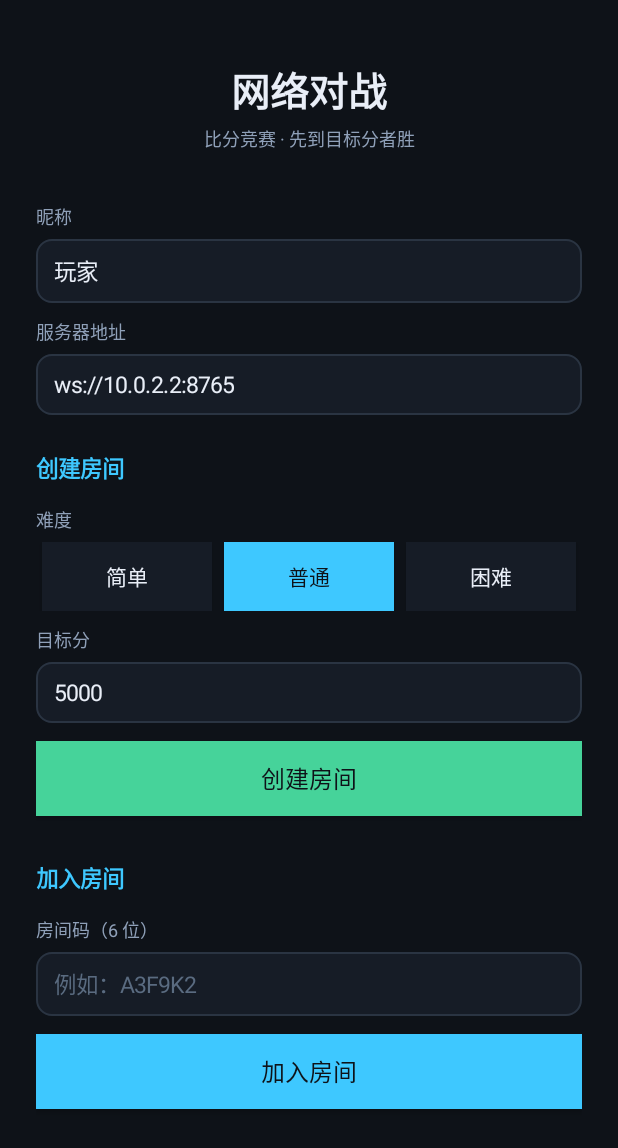
After one commit to Stardropflower/aircraftwar-android, an Android app: the BattleRoomActivity screen opened directly, with no data from a screen before it, on a phone screen of 412 x 824 dp. The commit adds this screen. Shown: the top 1148 px of the screen. Run offline under Robolectric (Android 15) with nearby library versions, the phone set to English and light mode, and no system bars.

Commit message:
新增对战房间界面：创建/加入房间，主菜单加入口

```diff
--- /dev/null
+++ b/app/src/main/java/edu/hitsz/aircraftwar/net/BattleRoomActivity.java
@@ -0,0 +1,373 @@
+package edu.hitsz.aircraftwar.net;
+
+import android.content.Intent;
+import android.graphics.Color;
+import android.graphics.Typeface;
+import android.graphics.drawable.GradientDrawable;
+import android.os.Bundle;
+import android.text.InputType;
+import android.view.Gravity;
+import android.widget.Button;
+import android.widget.EditText;
+import android.widget.LinearLayout;
+import android.widget.ScrollView;
+import android.widget.TextView;
+import android.widget.Toast;
+
+import androidx.appcompat.app.AppCompatActivity;
+
+import edu.hitsz.aircraftwar.core.data.Difficulty;
+import edu.hitsz.aircraftwar.data.LocalStore;
+import edu.hitsz.aircraftwar.ui.GameActivity;
+
+/**
+ * 网络对战入口：创建房间 / 加入房间。
+ *
+ * <p>流程：
+ * <ul>
+ *   <li><b>创建房间</b>：填昵称、选难度、定目标分 → 连接服务端 → 拿到 6 位房间码，
+ *       把它告诉队友 → 队友加入后双方同时开局。</li>
+ *   <li><b>加入房间</b>：填昵称、输入队友给的房间码 → 连接服务端 → 直接开局。</li>
+ * </ul>
+ *
+ * <p>服务器地址默认是 {@code ws://10.0.2.2:8765}（模拟器访问宿主机）；真机调试要改成
+ * 电脑的局域网 IP，界面上可以直接改，不必重新编译。
+ */
+public class BattleRoomActivity extends AppCompatActivity {
+
+    private static final int ACCENT = 0xFF3EC8FF;
+    private static final int TEXT = 0xFFE9EEF7;
+    private static final int TEXT_MUTED = 0xFF8FA0B8;
+    private static final int SURFACE = 0xFF161C26;
+    private static final int BORDER = 0xFF2A3442;
+    private static final int SUCCESS = 0xFF46D39A;
+    private static final int DANGER = 0xFFFF5C6C;
+
+    private LocalStore store;
+    private EditText nicknameField;
+    private EditText serverField;
+    private EditText targetField;
+    private EditText roomField;
+    private TextView statusText;
+
+    private Difficulty difficulty = Difficulty.NORMAL;
+    private Button[] difficultyButtons;
+
+    /** 防止「对手加入 → 开局」被触发两次。 */
+    private boolean launched = false;
+
+    @Override
+    protected void onCreate(Bundle savedInstanceState) {
+        super.onCreate(savedInstanceState);
+        store = new LocalStore(this);
+
+        LinearLayout root = new LinearLayout(this);
+        root.setOrientation(LinearLayout.VERTICAL);
+        root.setBackgroundColor(0xFF0E1218);
+        root.setPadding(dp(24), dp(40), dp(24), dp(24));
+
+        TextView title = new TextView(this);
+        title.setText("网络对战");
+        title.setTextSize(26);
+        title.setTypeface(Typeface.DEFAULT_BOLD);
+        title.setTextColor(TEXT);
+        title.setGravity(Gravity.CENTER);
+        title.setPadding(0, 0, 0, dp(4));
+        root.addView(title);
+
+        TextView subtitle = new TextView(this);
+        subtitle.setText("比分竞赛 · 先到目标分者胜");
+        subtitle.setTextSize(12);
+        subtitle.setTextColor(TEXT_MUTED);
+        subtitle.setGravity(Gravity.CENTER);
+        subtitle.setPadding(0, 0, 0, dp(24));
+        root.addView(subtitle);
+
+        root.addView(label("昵称"));
+        nicknameField = field("例如：玩家A");
+        nicknameField.setText(store.getPlayerName());
+        root.addView(nicknameField);
+
+        root.addView(label("服务器地址"));
+        serverField = field(BattleProtocol.DEFAULT_SERVER_URL);
+        serverField.setText(BattleProtocol.DEFAULT_SERVER_URL);
+        root.addView(serverField);
+
+        // ---------------- 创建房间 ----------------
+        root.addView(sectionTitle("创建房间"));
+
+        root.addView(label("难度"));
+        root.addView(buildDifficultySelector());
+
+        root.addView(label("目标分"));
+        targetField = field(String.valueOf(BattleProtocol.DEFAULT_TARGET));
+        targetField.setText(String.valueOf(BattleProtocol.DEFAULT_TARGET));
+        targetField.setInputType(InputType.TYPE_CLASS_NUMBER);
+        root.addView(targetField);
+
+        root.addView(primaryButton("创建房间", SUCCESS, v -> onCreateRoom()));
+
+        // ---------------- 加入房间 ----------------
+        root.addView(sectionTitle("加入房间"));
+
+        root.addView(label("房间码（6 位）"));
+        roomField = field("例如：A3F9K2");
+        roomField.setInputType(InputType.TYPE_CLASS_TEXT
+                | InputType.TYPE_TEXT_FLAG_CAP_CHARACTERS);
+        root.addView(roomField);
+
+        root.addView(primaryButton("加入房间", ACCENT, v -> onJoinRoom()));
+
+        statusText = new TextView(this);
+        statusText.setTextSize(13);
+        statusText.setTextColor(TEXT_MUTED);
+        statusText.setGravity(Gravity.CENTER);
+        statusText.setPadding(0, dp(20), 0, dp(8));
+        root.addView(statusText);
+
+        ScrollView scroll = new ScrollView(this);
+        scroll.addView(root);
+        setContentView(scroll);
+    }
+
+    // ---------------- 建房 / 进房 ----------------
+
+    private void onCreateRoom() {
+        if (launched) {
+            return;
+        }
+        String nickname = validNickname();
+        if (nickname == null) {
+            return;
+        }
+        String server = validServer();
+        int target = validTarget();
+        store.setPlayerName(nickname);
+
+        BattleSession session = BattleSession.getInstance();
+        session.configure(server, nickname, BattleSession.Mode.CREATE, null, difficulty, target);
+        session.setListener(sessionListener());
+        statusText.setText("正在创建房间…");
+        session.connect();
+    }
+
+    private void onJoinRoom() {
+        if (launched) {
+            return;
+        }
+        String nickname = validNickname();
+        if (nickname == null) {
+            return;
+        }
+        String server = validServer();
+        String room = roomField.getText().toString().trim().toUpperCase();
+        if (room.isEmpty()) {
+            Toast.makeText(this, "请输入房间码", Toast.LENGTH_SHORT).show();
+            return;
+        }
+        store.setPlayerName(nickname);
+
+        BattleSession session = BattleSession.getInstance();
+        session.configure(server, nickname, BattleSession.Mode.JOIN, room, difficulty, 0);
+        session.setListener(sessionListener());
+        statusText.setText("正在加入房间 " + room + " …");
+        session.connect();
+    }
+
+    // ---------------- 会话回调 ----------------
+
+    private BattleSession.Listener sessionListener() {
+        return new BattleSession.Listener() {
+            @Override
+            public void onConnected() {
+                statusText.setText("已连接，等待服务端应答…");
+            }
+
+            @Override
+            public void onJoined(String room, String you, String opponent,
+                                 Difficulty difficulty, int target) {
+                if (you == null) {
+                    return;
+                }
+                if ("A".equals(you) && (opponent == null || opponent.isEmpty())) {
+                    // 房主：还没有对手，显示房间码等队友
+                    statusText.setText("房间码： " + room + "\n\n等待对手加入…");
+                    statusText.setTextColor(SUCCESS);
+                } else {
+                    // 加入者：已和对手碰头，直接开局
+                    launchGame();
+                }
+            }
+
+            @Override
+            public void onState(String youName, String oppName,
+                                int youScore, int youHp, int oppScore, int oppHp) {
+                // 房主等到「对手加入」后的第一条 state，即开局
+                if (oppName != null && !oppName.isEmpty()) {
+                    launchGame();
+                }
+            }
+
+            @Override
+            public void onError(String message) {
+                statusText.setText("出错了：" + (message == null ? "未知错误" : message));
+                statusText.setTextColor(DANGER);
+                Toast.makeText(BattleRoomActivity.this,
+                        message == null ? "出错了" : message, Toast.LENGTH_SHORT).show();
+            }
+
+            @Override
+            public void onDisconnected() {
+                statusText.setText("连接断开，正在重连…");
+                statusText.setTextColor(TEXT_MUTED);
+            }
+        };
+    }
+
+    /** 进入游戏页并结束本页（返回键会回到主菜单）。 */
+    private void launchGame() {
+        if (launched || isFinishing()) {
+            return;
+        }
+        launched = true;
+        Intent intent = new Intent(this, GameActivity.class);
+        intent.putExtra(GameActivity.EXTRA_BATTLE, true);
+        startActivity(intent);
+        finish();
+    }
+
+    @Override
+    protected void onDestroy() {
+        super.onDestroy();
+        // 如果没进入对局（用户直接返回），把连接关掉，别让心跳一直挂着
+        if (!launched) {
+            BattleSession.getInstance().close();
+        }
+    }
+
+    // ---------------- 输入校验 ----------------
+
+    private String validNickname() {
+        String name = nicknameField.getText().toString().trim();
+        if (name.isEmpty()) {
+            Toast.makeText(this, "请先填昵称", Toast.LENGTH_SHORT).show();
+            return null;
+        }
+        return name;
+    }
+
+    private String validServer() {
+        String server = serverField.getText().toString().trim();
+        if (server.isEmpty()) {
+            return BattleProtocol.DEFAULT_SERVER_URL;
+        }
+        return server;
+    }
+
+    private int validTarget() {
+        try {
+            int t = Integer.parseInt(targetField.getText().toString().trim());
+            return Math.max(100, Math.min(1_000_000, t));
+        } catch (NumberFormatException e) {
+            return BattleProtocol.DEFAULT_TARGET;
+        }
+    }
+
+    // ---------------- 构建 UI 的辅助方法 ----------------
+
+    private TextView label(String text) {
+        TextView v = new TextView(this);
+        v.setText(text);
+        v.setTextSize(12);
+        v.setTextColor(TEXT_MUTED);
+        v.setPadding(0, dp(10), 0, dp(6));
+        return v;
+    }
+
+    private TextView sectionTitle(String text) {
+        TextView v = new TextView(this);
+        v.setText(text);
+        v.setTextSize(15);
+        v.setTypeface(Typeface.DEFAULT_BOLD);
+        v.setTextColor(ACCENT);
+        v.setPadding(0, dp(24), 0, dp(4));
+        return v;
+    }
+
+    private EditText field(String hint) {
+        EditText v = new EditText(this);
+        v.setHint(hint);
+        v.setHintTextColor(0xFF5A6B80);
+        v.setTextColor(TEXT);
+        v.setTextSize(15);
+        v.setPadding(dp(12), dp(10), dp(12), dp(10));
+        v.setSingleLine(true);
+        v.setBackground(roundedBackground(SURFACE, BORDER, 1));
+        LinearLayout.LayoutParams p = new LinearLayout.LayoutParams(
+                LinearLayout.LayoutParams.MATCH_PARENT, LinearLayout.LayoutParams.WRAP_CONTENT);
+        v.setLayoutParams(p);
+        return v;
+    }
+
+    private LinearLayout buildDifficultySelector() {
+        LinearLayout row = new LinearLayout(this);
+        row.setOrientation(LinearLayout.HORIZONTAL);
+        Difficulty[] values = {Difficulty.EASY, Difficulty.NORMAL, Difficulty.HARD};
+        String[] names = {"简单", "普通", "困难"};
+        difficultyButtons = new Button[values.length];
+        for (int i = 0; i < values.length; i++) {
+            final Difficulty d = values[i];
+            Button b = new Button(this);
+            b.setText(names[i]);
+            b.setTextSize(14);
+            b.setAllCaps(false);
+            b.setTag(d);
+            LinearLayout.LayoutParams p = new LinearLayout.LayoutParams(0,
+                    dp(46), 1f);
+            p.setMargins(dp(4), 0, dp(4), 0);
+            b.setLayoutParams(p);
+            b.setOnClickListener(v -> selectDifficulty(d));
+            row.addView(b);
+            difficultyButtons[i] = b;
+        }
+        selectDifficulty(difficulty);
+        return row;
+    }
+
+    private void selectDifficulty(Difficulty d) {
+        difficulty = d;
+        for (Button b : difficultyButtons) {
+            Difficulty tag = (Difficulty) b.getTag();
+            boolean sel = tag == d;
+            b.setTextColor(sel ? Color.rgb(0x0E, 0x12, 0x18) : TEXT);
+            b.setBackgroundColor(sel ? ACCENT : SURFACE);
+        }
+    }
+
+    private Button primaryButton(String text, int accent, android.view.View.OnClickListener onClick) {
+        Button b = new Button(this);
+        b.setText(text);
+        b.setTextSize(16);
+        b.setAllCaps(false);
+        b.setTextColor(Color.rgb(0x0E, 0x12, 0x18));
+        b.setBackgroundColor(accent);
+        LinearLayout.LayoutParams p = new LinearLayout.LayoutParams(
+                LinearLayout.LayoutParams.MATCH_PARENT, dp(50));
+        p.setMargins(0, dp(12), 0, dp(6));
+        b.setLayoutParams(p);
+        b.setOnClickListener(onClick);
+        return b;
+    }
+
+    private GradientDrawable roundedBackground(int fill, int stroke, int strokeWidthDp) {
+        GradientDrawable drawable = new GradientDrawable();
+        drawable.setColor(fill);
+        drawable.setCornerRadius(dp(10));
+        drawable.setStroke(dp(strokeWidthDp), stroke);
+        return drawable;
+    }
+
+    private int dp(int value) {
+        return Math.round(value * getResources().getDisplayMetrics().density);
+    }
+}
--- a/app/src/main/java/edu/hitsz/aircraftwar/ui/MainActivity.java
+++ b/app/src/main/java/edu/hitsz/aircraftwar/ui/MainActivity.java
@@ -12,6 +12,7 @@ import edu.hitsz.aircraftwar.R;
 import edu.hitsz.aircraftwar.core.aircraft.HeroAircraft;
 import edu.hitsz.aircraftwar.core.data.Difficulty;
 import edu.hitsz.aircraftwar.data.LocalStore;
+import edu.hitsz.aircraftwar.net.BattleRoomActivity;
 
 /**
  * 入口页：选择难度、查看本机最高分、进入皮肤选择、切换音乐开关。
@@ -56,6 +57,7 @@ public class MainActivity extends AppCompatActivity {
         findViewById(R.id.btn_hard).setOnClickListener(v -> startGame(Difficulty.HARD));
         findViewById(R.id.btn_skin).setOnClickListener(v -> openSkinPage());
         findViewById(R.id.btn_rank).setOnClickListener(v -> openRankPage());
+        findViewById(R.id.btn_battle).setOnClickListener(v -> openBattlePage());
         musicButton.setOnClickListener(v -> toggleMusic());
 
         refreshLabels();
@@ -88,6 +90,10 @@ public class MainActivity extends AppCompatActivity {
         startActivity(new Intent(this, RankActivity.class));
     }
 
+    private void openBattlePage() {
+        startActivity(new Intent(this, BattleRoomActivity.class));
+    }
+
     /** 离开页面时保存昵称，避免为了存名字而多弹一次确认框 */
     @Override
     protected void onPause() {
```
Also changed, not shown: app/src/main/AndroidManifest.xml (+10 -0 lines), app/src/main/res/layout/activity_main.xml (+12 -0 lines).
